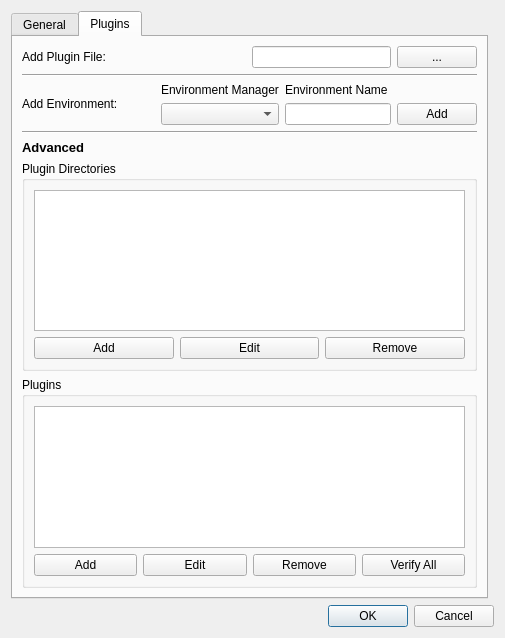
Ehlmann-research-group/WISER, file src/wiser/gui/ui_files/app_config.ui: the form before one commit.
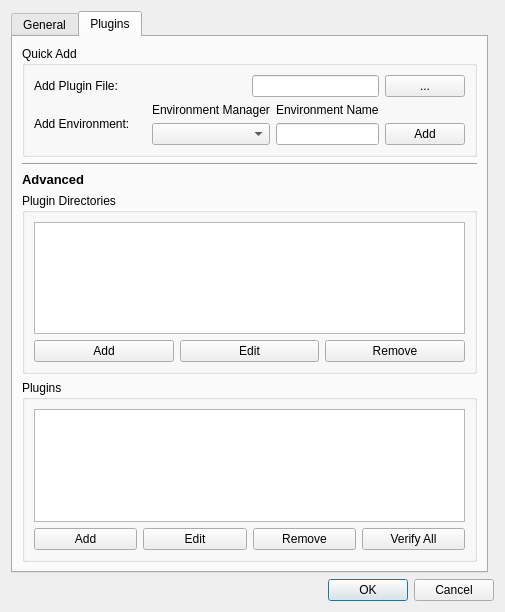
The form after the commit.

Commit message:
Added doc string to _load_plugin_from_file. Made plugin class name ledit
not editable. Remove bug with setting the env name when adding
a plugin class.

Patch:
```diff
--- a/src/wiser/gui/ui_files/app_config.ui
+++ b/src/wiser/gui/ui_files/app_config.ui
@@ -7,7 +7,7 @@
     <x>0</x>
     <y>0</y>
     <width>505</width>
-    <height>638</height>
+    <height>612</height>
    </rect>
   </property>
   <property name="windowTitle">
@@ -286,84 +286,7 @@
        <string>Plugins</string>
       </attribute>
       <layout class="QGridLayout" name="gridLayout_6">
-       <item row="2" column="0">
-        <layout class="QHBoxLayout" name="hlayout_add_env">
-         <item>
-          <widget class="QLabel" name="lbl_add_env">
-           <property name="text">
-            <string>Add Environment:</string>
-           </property>
-          </widget>
-         </item>
-         <item>
-          <spacer name="hspacer_add_env">
-           <property name="orientation">
-            <enum>Qt::Horizontal</enum>
-           </property>
-           <property name="sizeHint" stdset="0">
-            <size>
-             <width>40</width>
-             <height>20</height>
-            </size>
-           </property>
-          </spacer>
-         </item>
-         <item>
-          <layout class="QVBoxLayout" name="vlayout_env_manager">
-           <item>
-            <widget class="QLabel" name="lbl_env_manager">
-             <property name="text">
-              <string>Environment Manager</string>
-             </property>
-            </widget>
-           </item>
-           <item>
-            <widget class="QComboBox" name="cbox_env_manager"/>
-           </item>
-          </layout>
-         </item>
-         <item>
-          <layout class="QVBoxLayout" name="vlayout_env_name">
-           <item>
-            <widget class="QLabel" name="lbl_env_name">
-             <property name="text">
-              <string>Environment Name</string>
-             </property>
-            </widget>
-           </item>
-           <item>
-            <widget class="QLineEdit" name="ledit_env_name"/>
-           </item>
-          </layout>
-         </item>
-         <item>
-          <layout class="QVBoxLayout" name="vlayout_add_env">
-           <item>
-            <widget class="QLabel" name="lbl_add_env_spacing">
-             <property name="text">
-              <string/>
-             </property>
-            </widget>
-           </item>
-           <item>
-            <widget class="QPushButton" name="btn_add_env">
-             <property name="text">
-              <string>Add</string>
-             </property>
-            </widget>
-           </item>
-          </layout>
-         </item>
-        </layout>
-       </item>
-       <item row="3" column="0">
-        <widget class="Line" name="line">
-         <property name="orientation">
-          <enum>Qt::Horizontal</enum>
-         </property>
-        </widget>
-       </item>
-       <item row="6" column="0">
+       <item row="5" column="0">
         <widget class="QGroupBox" name="gbox_plugins">
          <property name="title">
           <string>Plugins</string>
@@ -403,48 +326,7 @@
          </layout>
         </widget>
        </item>
-       <item row="0" column="0">
-        <layout class="QHBoxLayout" name="hlayout_add_plugin">
-         <item>
-          <widget class="QLabel" name="lbl_plugin_file">
-           <property name="text">
-            <string>Add Plugin File:</string>
-           </property>
-          </widget>
-         </item>
-         <item>
-          <spacer name="hspacer_add_plugin">
-           <property name="orientation">
-            <enum>Qt::Horizontal</enum>
-           </property>
-           <property name="sizeHint" stdset="0">
-            <size>
-             <width>40</width>
-             <height>20</height>
-            </size>
-           </property>
-          </spacer>
-         </item>
-         <item>
-          <widget class="QLineEdit" name="ledit_plugin_path"/>
-         </item>
-         <item>
-          <widget class="QPushButton" name="btn_add_plugin_file">
-           <property name="text">
-            <string>...</string>
-           </property>
-          </widget>
-         </item>
-        </layout>
-       </item>
        <item row="4" column="0">
-        <widget class="QLabel" name="lbl_advanced_section">
-         <property name="text">
-          <string>&lt;html&gt;&lt;head/&gt;&lt;body&gt;&lt;p&gt;&lt;span style=&quot; font-size:10pt; font-weight:600;&quot;&gt;Advanced&lt;/span&gt;&lt;/p&gt;&lt;/body&gt;&lt;/html&gt;</string>
-         </property>
-        </widget>
-       </item>
-       <item row="5" column="0">
         <widget class="QGroupBox" name="gbox_plugin_paths">
          <property name="title">
           <string>Plugin Directories</string>
@@ -484,6 +366,126 @@
          </property>
         </widget>
        </item>
+       <item row="0" column="0">
+        <widget class="QGroupBox" name="gbox_quick_add_plugin">
+         <property name="title">
+          <string>Quick Add</string>
+         </property>
+         <layout class="QVBoxLayout" name="verticalLayout">
+          <item>
+           <layout class="QHBoxLayout" name="hlayout_add_plugin">
+            <item>
+             <widget class="QLabel" name="lbl_plugin_file">
+              <property name="text">
+               <string>Add Plugin File:</string>
+              </property>
+             </widget>
+            </item>
+            <item>
+             <spacer name="hspacer_add_plugin">
+              <property name="orientation">
+               <enum>Qt::Horizontal</enum>
+              </property>
+              <property name="sizeHint" stdset="0">
+               <size>
+                <width>40</width>
+                <height>20</height>
+               </size>
+              </property>
+             </spacer>
+            </item>
+            <item>
+             <widget class="QLineEdit" name="ledit_plugin_path"/>
+            </item>
+            <item>
+             <widget class="QPushButton" name="btn_add_plugin_file">
+              <property name="text">
+               <string>...</string>
+              </property>
+             </widget>
+            </item>
+           </layout>
+          </item>
+          <item>
+           <layout class="QHBoxLayout" name="hlayout_add_env">
+            <item>
+             <widget class="QLabel" name="lbl_add_env">
+              <property name="text">
+               <string>Add Environment:</string>
+              </property>
+             </widget>
+            </item>
+            <item>
+             <spacer name="hspacer_add_env">
+              <property name="orientation">
+               <enum>Qt::Horizontal</enum>
+              </property>
+              <property name="sizeHint" stdset="0">
+               <size>
+                <width>40</width>
+                <height>20</height>
+               </size>
+              </property>
+             </spacer>
+            </item>
+            <item>
+             <layout class="QVBoxLayout" name="vlayout_env_manager">
+              <item>
+               <widget class="QLabel" name="lbl_env_manager">
+                <property name="text">
+                 <string>Environment Manager</string>
+                </property>
+               </widget>
+              </item>
+              <item>
+               <widget class="QComboBox" name="cbox_env_manager"/>
+              </item>
+             </layout>
+            </item>
+            <item>
+             <layout class="QVBoxLayout" name="vlayout_env_name">
+              <item>
+               <widget class="QLabel" name="lbl_env_name">
+                <property name="text">
+                 <string>Environment Name</string>
+                </property>
+               </widget>
+              </item>
+              <item>
+               <widget class="QLineEdit" name="ledit_env_name"/>
+              </item>
+             </layout>
+            </item>
+            <item>
+             <layout class="QVBoxLayout" name="vlayout_add_env">
+              <item>
+               <widget class="QLabel" name="lbl_add_env_spacing">
+                <property name="text">
+                 <string/>
+                </property>
+               </widget>
+              </item>
+              <item>
+               <widget class="QPushButton" name="btn_add_env">
+                <property name="text">
+                 <string>Add</string>
+                </property>
+               </widget>
+              </item>
+             </layout>
+            </item>
+           </layout>
+          </item>
+         </layout>
+        </widget>
+       </item>
+       <item row="3" column="0">
+        <widget class="QLabel" name="lbl_advanced_section">
+         <property name="text">
+          <string>&lt;html&gt;&lt;head/&gt;&lt;body&gt;&lt;p&gt;&lt;span style=&quot; font-size:10pt; font-weight:600;&quot;&gt;Advanced&lt;/span&gt;&lt;/p&gt;&lt;/body&gt;&lt;/html&gt;</string>
+         </property>
+        </widget>
+       </item>
       </layout>
      </widget>
     </widget>
```
The commit also changes 1 other file.
